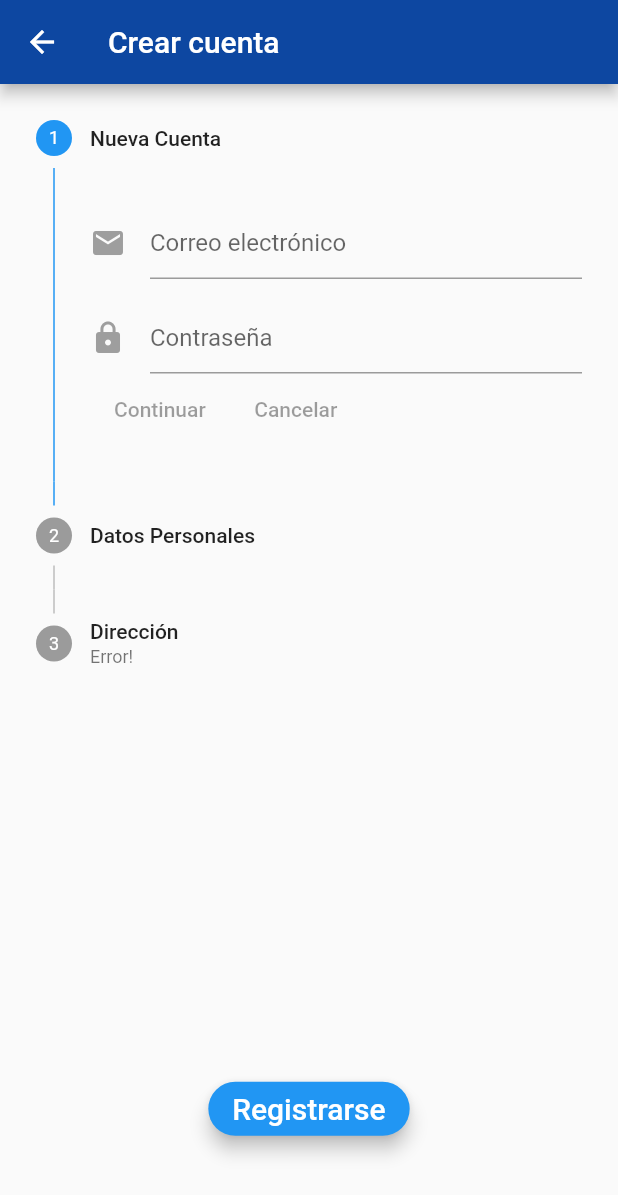
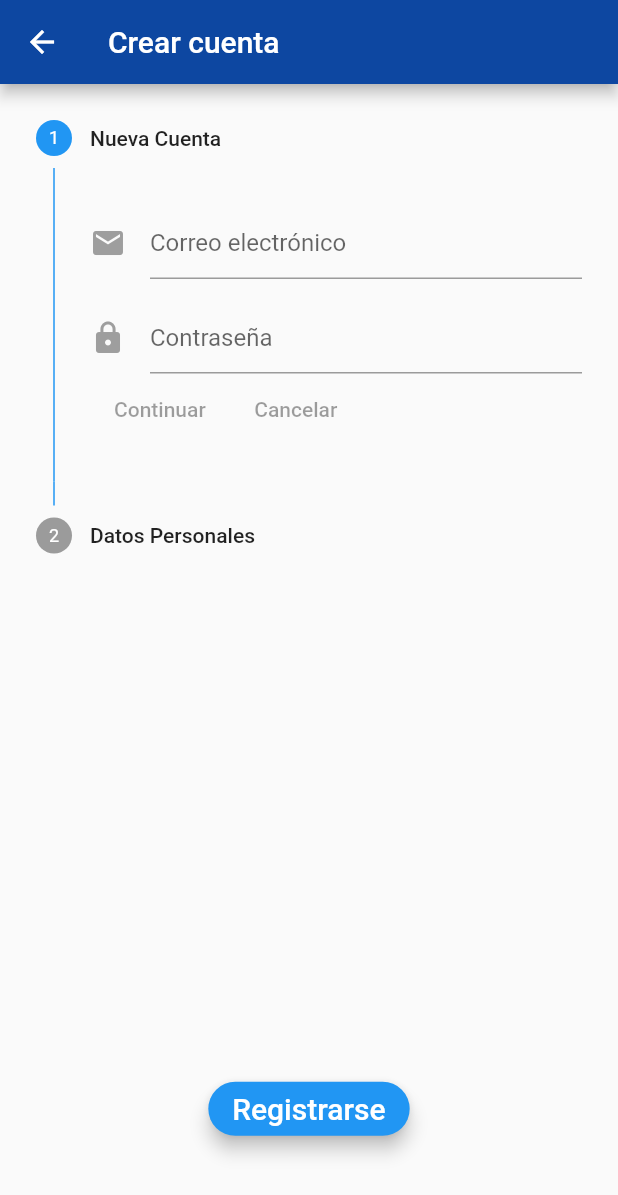
Before and after one commit to begandroide/sars-help, a Flutter app: the SingUpPage screen opened directly, on a phone screen of 412 x 824 dp. Shown: the top 1195 px of the screen. Run offline on Flutter 3.47's test engine with Material 2 defaults, Android fonts, the phone set to English and light mode, and no system bars; our stand-ins replace cloud_firestore, firebase_auth, google_maps_flutter; missing offline and left inert: age, geolocation, location_permissions, search_map_place; accounts and stored records are empty.

Commit message:
signup refact finished

```diff
--- a/sarshelp/lib/screens/auth/login_signup_page.dart
+++ b/sarshelp/lib/screens/auth/login_signup_page.dart
@@ -56,6 +56,7 @@ class _LoginSignUpPageState extends State<LoginSignUpPage> {
         });
 
         if (userId.length > 0 && userId != null) {
+          // mostrar pantalla de registro de datos de usuario y luego mostrar onSignedId
           widget.onSignedIn();
         }
 
--- a/sarshelp/lib/screens/auth/signup_page.dart
+++ b/sarshelp/lib/screens/auth/signup_page.dart
@@ -62,7 +62,9 @@ class _SignUpPageState extends State<SingUpPage> {
         appBar: AppBar(
           title: Text('Crear cuenta'),
         ),
-        body:new Form(
+        body: SingleChildScrollView(
+          child:
+        new Form(
           key: _formKey,
           child:
          Column(children: <Widget>[
@@ -91,7 +93,7 @@ class _SignUpPageState extends State<SingUpPage> {
             ),
           ),
           _showPrimaryButton()
-        ])));
+        ]))));
   }
 
   next() {
@@ -216,15 +218,6 @@ Widget _getDatePickerEnabled() {
           ],
         ),
       ),
-      Step(
-        state: StepState.indexed,
-        title: const Text('Dirección'),
-        subtitle: const Text("Error!"),
-        content: Column(
-          children: <Widget>[
-          ],
-        ),
-      ),
     ];
   }
     Widget _showPrimaryButton() {
```
Also changed, not shown: sarshelp/pubspec.lock.
